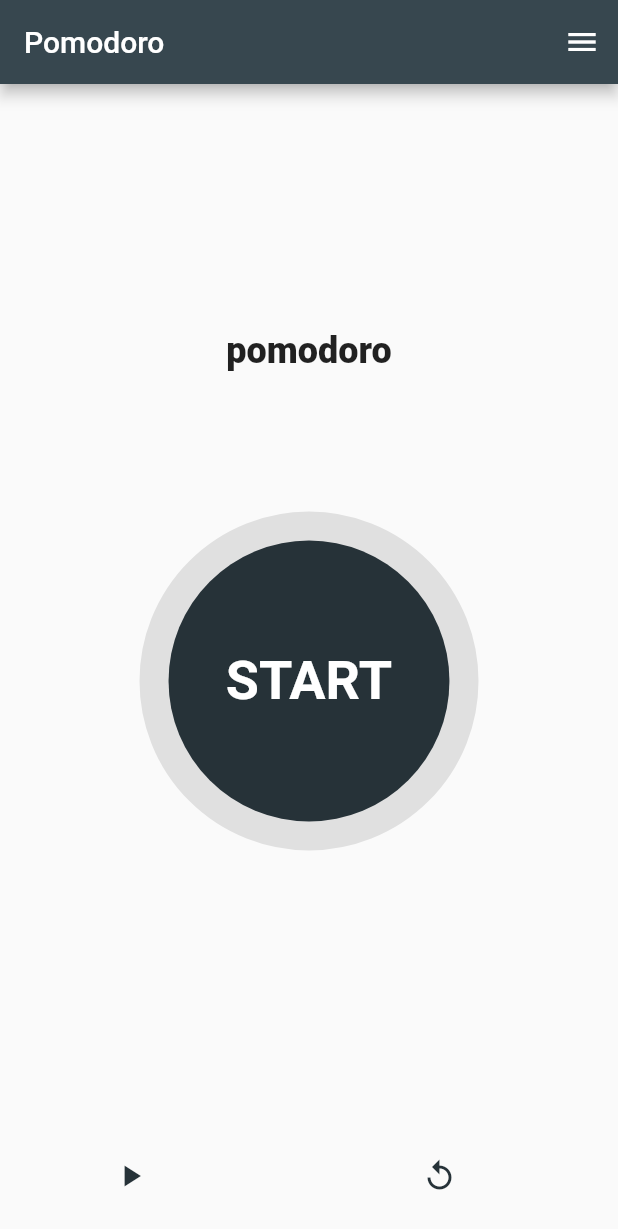
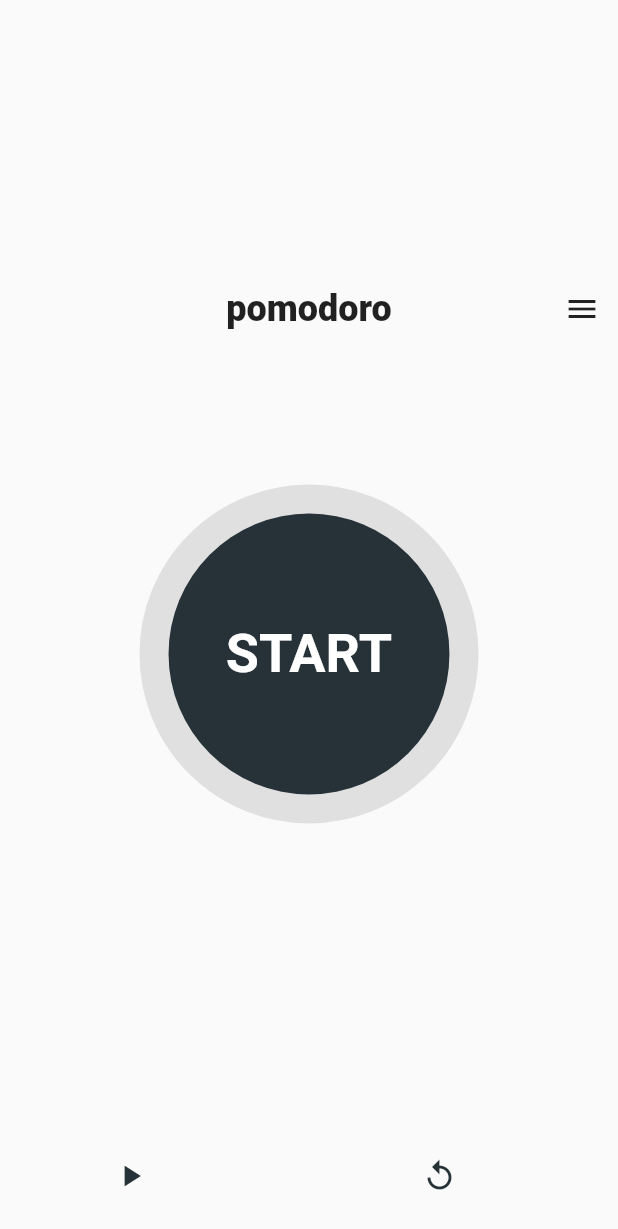
Before and after one commit to anhar-x/Pomodoro-Flutter, a Flutter app: the MyHomePage screen opened directly, on a phone screen of 412 x 824 dp. Shown: the top 1229 px of the screen. Run offline on Flutter 3.47's test engine with Material 2 defaults, Android fonts, the phone set to English and light mode, and no system bars; our stand-ins replace audioplayers, flutter_local_notifications, fluttertoast, shared_preferences; accounts and stored records are empty; statements that could not run were skipped.

Commit message:
home page app bar removed

```diff
--- a/lib/pages/home.dart
+++ b/lib/pages/home.dart
@@ -222,36 +222,37 @@ class _MyHomePageState extends State<MyHomePage> {
     _animatedTimer = _buildTimerUI(timerState);
 
     return Scaffold(
-      appBar: AppBar(
-        title: Text(widget.title),
-        backgroundColor: Colors.blueGrey[800],
-        actions: [
-          IconButton(
-            icon: Icon(Icons.menu),
-            onPressed: () {
-              //Only go to the menu if the timer is NOT running.
-              if (!_isPlayDisabled) {
-                Navigator.push(context,
-                        MaterialPageRoute(builder: (context) => EditPage()))
-                    .then((value) {
-                  setState(() {
-                    pomodoro = prefs.getInt('pomodoro');
-                    shortBreak = prefs.getInt('short_break');
-                    longBreak = prefs.getInt('long_break');
-                    untilLongBreak = prefs.getInt('until_long_break');
-                  });
-                  _restart(); //to update the timer with new values
-                });
-              } else {
-                Fluttertoast.showToast(
-                    msg: "Timer is running!",
-                    toastLength: Toast.LENGTH_SHORT,
-                    gravity: ToastGravity.BOTTOM,);
-              }
-            },
-          ),
-        ],
-      ),
+      // appBar: AppBar(
+      //   title: Text(widget.title),
+      //   backgroundColor: Colors.blueGrey[800],
+      //   actions: [
+      //     IconButton(
+      //       icon: Icon(Icons.menu),
+      //       onPressed: () {
+      //         //Only go to the menu if the timer is NOT running.
+      //         if (!_isPlayDisabled) {
+      //           Navigator.push(context,
+      //                   MaterialPageRoute(builder: (context) => EditPage()))
+      //               .then((value) {
+      //             setState(() {
+      //               pomodoro = prefs.getInt('pomodoro');
+      //               shortBreak = prefs.getInt('short_break');
+      //               longBreak = prefs.getInt('long_break');
+      //               untilLongBreak = prefs.getInt('until_long_break');
+      //             });
+      //             _restart(); //to update the timer with new values
+      //           });
+      //         } else {
+      //           Fluttertoast.showToast(
+      //               msg: "Timer is running!",
+      //               toastLength: Toast.LENGTH_SHORT,
+      //               gravity: ToastGravity.BOTTOM,);
+      //         }
+      //       },
+      //     ),
+      //   ],
+      // ),
+
       body: Center(
         child: GestureDetector(
           //SWIPE
@@ -297,8 +298,51 @@ class _MyHomePageState extends State<MyHomePage> {
           child: Column(
               mainAxisAlignment: MainAxisAlignment.center,
               children: <Widget>[
-              Text(_stateName(),
-                  style: TextStyle(fontSize: 24, fontWeight: FontWeight.w900)),
+                //title and menu button
+                IntrinsicHeight(
+                  child: Stack(
+                    alignment: Alignment.center,
+                    children: [
+                      Align(
+                        alignment: Alignment.center,
+                        child: Text(_stateName(),
+                            style: TextStyle(
+                                fontSize: 24, fontWeight: FontWeight.w900)),
+                      ),
+                      Align(
+                        alignment: Alignment.centerRight,
+                        child: IconButton(
+                          icon: Icon(Icons.menu),
+                          onPressed: () {
+                            //Only go to the menu if the timer is NOT running.
+                            if (!_isPlayDisabled) {
+                              Navigator.push(
+                                      context,
+                                      MaterialPageRoute(
+                                          builder: (context) => EditPage()))
+                                  .then((value) {
+                                setState(() {
+                                  pomodoro = prefs.getInt('pomodoro');
+                                  shortBreak = prefs.getInt('short_break');
+                                  longBreak = prefs.getInt('long_break');
+                                  untilLongBreak =
+                                      prefs.getInt('until_long_break');
+                                });
+                                _restart(); //to update the timer with new values
+                              });
+                            } else {
+                              Fluttertoast.showToast(
+                                msg: "Timer is running!",
+                                toastLength: Toast.LENGTH_SHORT,
+                                gravity: ToastGravity.BOTTOM,
+                              );
+                            }
+                          },
+                        ),
+                      ),
+                    ],
+                  ),
+                ),
                 AnimatedSwitcher(
                   duration: const Duration(seconds: 1),
                   transitionBuilder:
@@ -307,7 +351,8 @@ class _MyHomePageState extends State<MyHomePage> {
                   child: _animatedTimer,
                 ),
               ]),
-      )),
+        ),
+      ),
       floatingActionButton: Row(
         mainAxisAlignment: MainAxisAlignment.center,
         children: [
```
Lines whose indentation alone changed are shown as unchanged.
